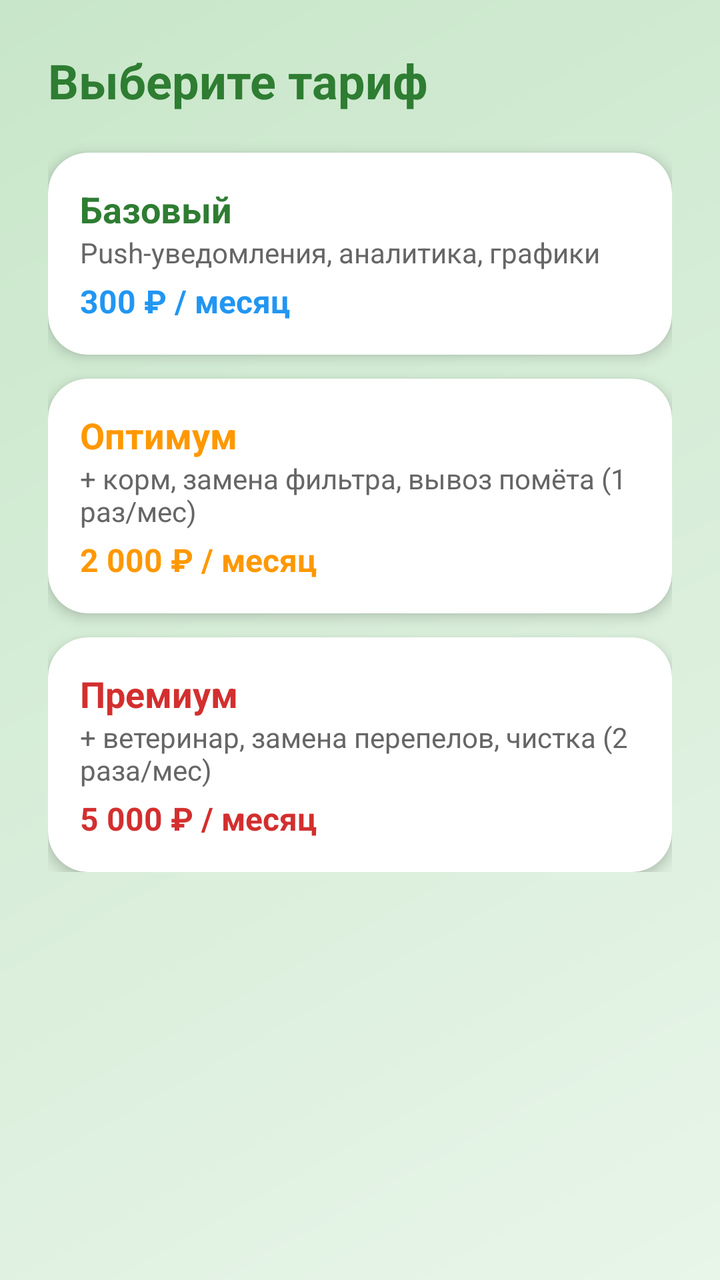
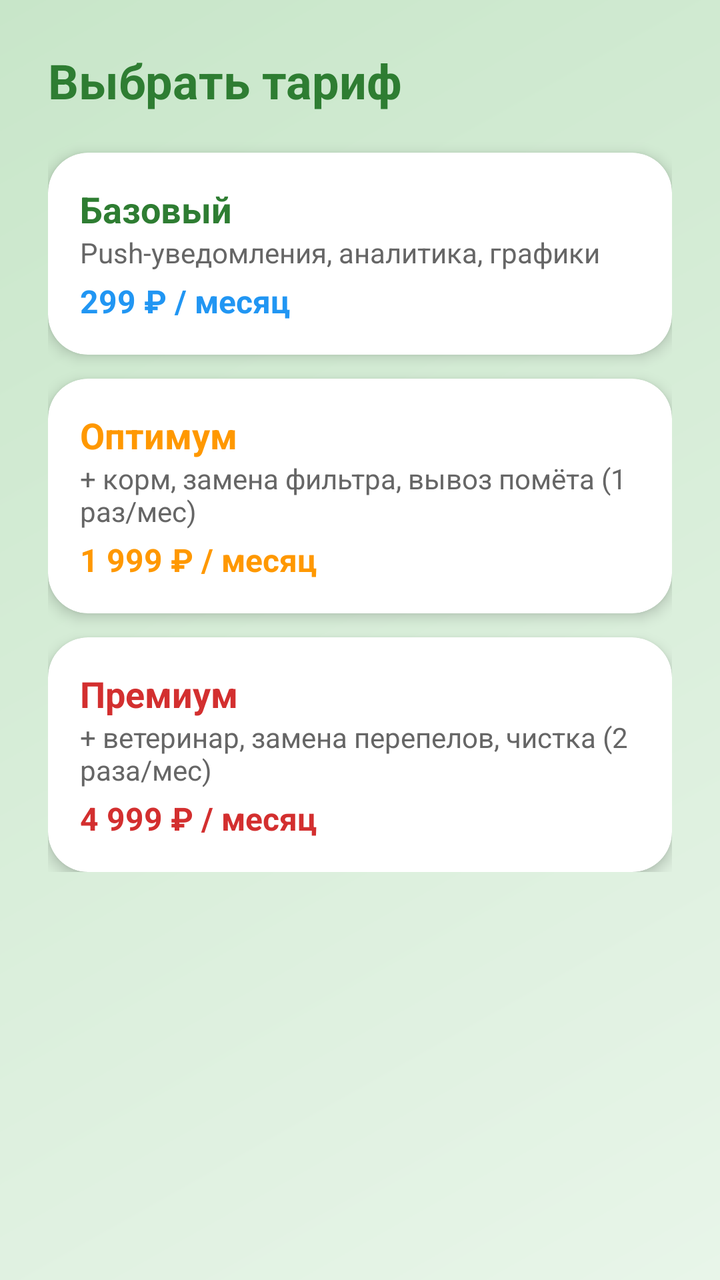

The first picture is an Android layout as it rendered before a commit; the second is the same layout after the commit. The layout source and the unified diff follow.
<!-- AndroidManifest.xml: application theme Theme.SmartCoop -->
<!-- res/layout/dialog_tariffs.xml -->
<?xml version="1.0" encoding="utf-8"?>
<ScrollView xmlns:android="http://schemas.android.com/apk/res/android"
    xmlns:app="http://schemas.android.com/apk/res-auto"
    android:layout_width="match_parent"
    android:layout_height="wrap_content"
    android:background="@drawable/gradient_bg"
    android:padding="24dp">

    <LinearLayout
        android:layout_width="match_parent"
        android:layout_height="wrap_content"
        android:orientation="vertical">

        <TextView
            android:layout_width="wrap_content"
            android:layout_height="wrap_content"
            android:text="Выберите тариф"
            android:textSize="24sp"
            android:textStyle="bold"
            android:textColor="#2E7D32"
            android:layout_marginBottom="20dp" />

        
        <androidx.cardview.widget.CardView
            android:layout_width="match_parent"
            android:layout_height="wrap_content"
            app:cardCornerRadius="20dp"
            app:cardElevation="4dp"
            android:layout_marginBottom="12dp"
            android:clickable="true"
            android:foreground="?android:attr/selectableItemBackground"
            android:id="@+id/cardBasic"
            android:background="#FFFFFF">

            <LinearLayout
                android:layout_width="match_parent"
                android:layout_height="wrap_content"
                android:orientation="vertical"
                android:padding="16dp">

                <TextView
                    android:layout_width="wrap_content"
                    android:layout_height="wrap_content"
                    android:text="Базовый"
                    android:textSize="18sp"
                    android:textStyle="bold"
                    android:textColor="#2E7D32" />

                <TextView
                    android:layout_width="wrap_content"
                    android:layout_height="wrap_content"
                    android:text="Push-уведомления, аналитика, графики"
                    android:textSize="14sp"
                    android:textColor="#666666"
                    android:layout_marginBottom="4dp" />

                <TextView
                    android:layout_width="wrap_content"
                    android:layout_height="wrap_content"
                    android:text="300 ₽ / месяц"
                    android:textSize="16sp"
                    android:textStyle="bold"
                    android:textColor="#2196F3" />

            </LinearLayout>
        </androidx.cardview.widget.CardView>

        
        <androidx.cardview.widget.CardView
            android:layout_width="match_parent"
            android:layout_height="wrap_content"
            app:cardCornerRadius="20dp"
            app:cardElevation="4dp"
            android:layout_marginBottom="12dp"
            android:clickable="true"
            android:foreground="?android:attr/selectableItemBackground"
            android:id="@+id/cardOptimum"
            android:background="#FFFFFF">

            <LinearLayout
                android:layout_width="match_parent"
                android:layout_height="wrap_content"
                android:orientation="vertical"
                android:padding="16dp">

                <TextView
                    android:layout_width="wrap_content"
                    android:layout_height="wrap_content"
                    android:text="Оптимум"
                    android:textSize="18sp"
                    android:textStyle="bold"
                    android:textColor="#FF9800" />

                <TextView
                    android:layout_width="wrap_content"
                    android:layout_height="wrap_content"
                    android:text="+ корм, замена фильтра, вывоз помёта (1 раз/мес)"
                    android:textSize="14sp"
                    android:textColor="#666666"
                    android:layout_marginBottom="4dp" />

                <TextView
                    android:layout_width="wrap_content"
                    android:layout_height="wrap_content"
                    android:text="2 000 ₽ / месяц"
                    android:textSize="16sp"
                    android:textStyle="bold"
                    android:textColor="#FF9800" />

            </LinearLayout>
        </androidx.cardview.widget.CardView>

        
        <androidx.cardview.widget.CardView
            android:layout_width="match_parent"
            android:layout_height="wrap_content"
            app:cardCornerRadius="20dp"
            app:cardElevation="4dp"
            android:clickable="true"
            android:foreground="?android:attr/selectableItemBackground"
            android:id="@+id/cardPremium"
            android:background="#FFFFFF">

            <LinearLayout
                android:layout_width="match_parent"
                android:layout_height="wrap_content"
                android:orientation="vertical"
                android:padding="16dp">

                <TextView
                    android:layout_width="wrap_content"
                    android:layout_height="wrap_content"
                    android:text="Премиум"
                    android:textSize="18sp"
                    android:textStyle="bold"
                    android:textColor="#D32F2F" />

                <TextView
                    android:layout_width="wrap_content"
                    android:layout_height="wrap_content"
                    android:text="+ ветеринар, замена перепелов, чистка (2 раза/мес)"
                    android:textSize="14sp"
                    android:textColor="#666666"
                    android:layout_marginBottom="4dp" />

                <TextView
                    android:layout_width="wrap_content"
                    android:layout_height="wrap_content"
                    android:text="5 000 ₽ / месяц"
                    android:textSize="16sp"
                    android:textStyle="bold"
                    android:textColor="#D32F2F" />

            </LinearLayout>
        </androidx.cardview.widget.CardView>

    </LinearLayout>
</ScrollView>
<!-- resources referenced by this layout -->
<resources>
  <!-- drawable gradient_bg (drawable) -->
  <?xml version="1.0" encoding="utf-8"?>
  <shape xmlns:android="http://schemas.android.com/apk/res/android">
      <gradient
          android:startColor="#E8F5E9"
          android:endColor="#C8E6C9"
          android:angle="135"/>
  </shape>
  <style name="Theme.SmartCoop" parent="Theme.MaterialComponents.DayNight.NoActionBar">
          <item name="colorPrimary">#4CAF50</item>
          <item name="colorPrimaryVariant">#2E7D32</item>
          <item name="colorOnPrimary">#FFFFFF</item>
          <item name="colorSecondary">#FF9800</item>
          <item name="colorSecondaryVariant">#F57C00</item>
          <item name="colorOnSecondary">#FFFFFF</item>
          <item name="android:windowBackground">@drawable/gradient_bg</item>
          <item name="android:statusBarColor">#2E7D32</item>
      </style>
</resources>

<!-- the commit's change to res/layout/dialog_tariffs.xml (unified diff, before → after) -->
@@ -14,7 +14,7 @@
         <TextView
             android:layout_width="wrap_content"
             android:layout_height="wrap_content"
-            android:text="Выберите тариф"
+            android:text="@string/choose_plan_2"
             android:textSize="24sp"
             android:textStyle="bold"
             android:textColor="#2E7D32"
@@ -41,7 +41,7 @@
                 <TextView
                     android:layout_width="wrap_content"
                     android:layout_height="wrap_content"
-                    android:text="Базовый"
+                    android:text="@string/basic"
                     android:textSize="18sp"
                     android:textStyle="bold"
                     android:textColor="#2E7D32" />
@@ -49,7 +49,7 @@
                 <TextView
                     android:layout_width="wrap_content"
                     android:layout_height="wrap_content"
-                    android:text="Push-уведомления, аналитика, графики"
+                    android:text="@string/name1"
                     android:textSize="14sp"
                     android:textColor="#666666"
                     android:layout_marginBottom="4dp" />
@@ -57,7 +57,7 @@
                 <TextView
                     android:layout_width="wrap_content"
                     android:layout_height="wrap_content"
-                    android:text="300 ₽ / месяц"
+                    android:text="@string/price1"
                     android:textSize="16sp"
                     android:textStyle="bold"
                     android:textColor="#2196F3" />
@@ -86,7 +86,7 @@
                 <TextView
                     android:layout_width="wrap_content"
                     android:layout_height="wrap_content"
-                    android:text="Оптимум"
+                    android:text="@string/optium"
                     android:textSize="18sp"
                     android:textStyle="bold"
                     android:textColor="#FF9800" />
@@ -94,7 +94,7 @@
                 <TextView
                     android:layout_width="wrap_content"
                     android:layout_height="wrap_content"
-                    android:text="+ корм, замена фильтра, вывоз помёта (1 раз/мес)"
+                    android:text="@string/name2"
                     android:textSize="14sp"
                     android:textColor="#666666"
                     android:layout_marginBottom="4dp" />
@@ -102,7 +102,7 @@
                 <TextView
                     android:layout_width="wrap_content"
                     android:layout_height="wrap_content"
-                    android:text="2 000 ₽ / месяц"
+                    android:text="@string/price2"
                     android:textSize="16sp"
                     android:textStyle="bold"
                     android:textColor="#FF9800" />
@@ -130,7 +130,7 @@
                 <TextView
                     android:layout_width="wrap_content"
                     android:layout_height="wrap_content"
-                    android:text="Премиум"
+                    android:text="@string/premium"
                     android:textSize="18sp"
                     android:textStyle="bold"
                     android:textColor="#D32F2F" />
@@ -138,7 +138,7 @@
                 <TextView
                     android:layout_width="wrap_content"
                     android:layout_height="wrap_content"
-                    android:text="+ ветеринар, замена перепелов, чистка (2 раза/мес)"
+                    android:text="@string/name3"
                     android:textSize="14sp"
                     android:textColor="#666666"
                     android:layout_marginBottom="4dp" />
@@ -146,7 +146,7 @@
                 <TextView
                     android:layout_width="wrap_content"
                     android:layout_height="wrap_content"
-                    android:text="5 000 ₽ / месяц"
+                    android:text="@string/price3"
                     android:textSize="16sp"
                     android:textStyle="bold"
                     android:textColor="#D32F2F" />
<!-- resource entries referenced after the edit -->
@@ -8,6 +8,16 @@
           android:endColor="#C8E6C9"
           android:angle="135"/>
   </shape>
+  <string name="basic">Базовый</string>
+  <string name="choose_plan_2">Выбрать тариф</string>
+  <string name="name1">Push-уведомления, аналитика, графики</string>
+  <string name="name2">+ корм, замена фильтра, вывоз помёта (1 раз/мес)</string>
+  <string name="name3">+ ветеринар, замена перепелов, чистка (2 раза/мес)</string>
+  <string name="optium">Оптимум</string>
+  <string name="premium">Премиум</string>
+  <string name="price1">299 ₽ / месяц</string>
+  <string name="price2">1 999 ₽ / месяц</string>
+  <string name="price3">4 999 ₽ / месяц</string>
   <style name="Theme.SmartCoop" parent="Theme.MaterialComponents.DayNight.NoActionBar">
           <item name="colorPrimary">#4CAF50</item>
           <item name="colorPrimaryVariant">#2E7D32</item>
